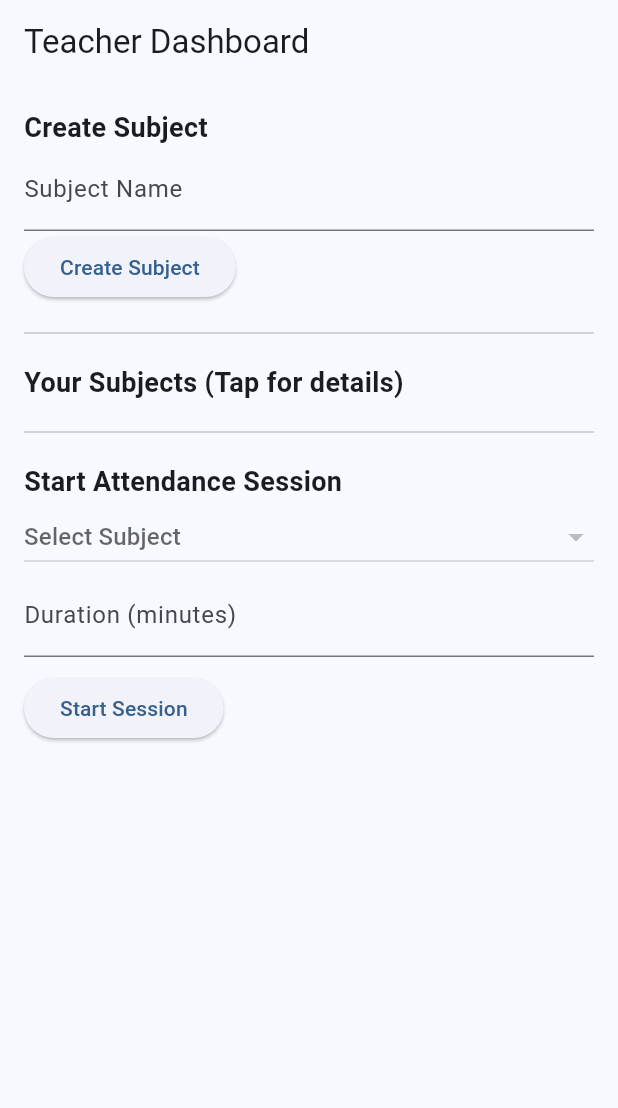
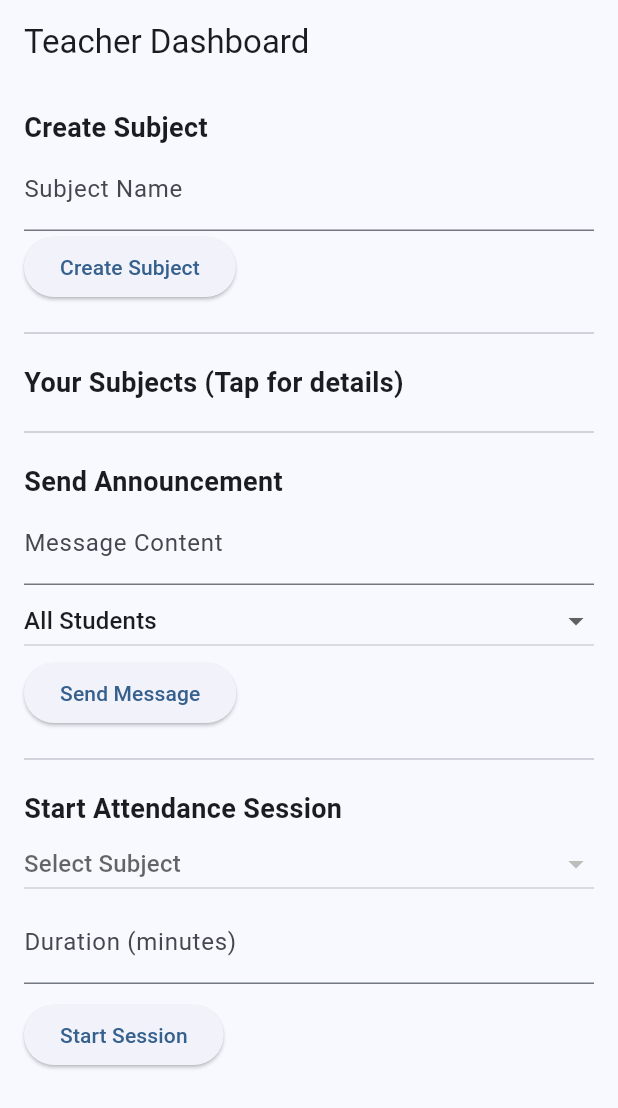
Before and after one commit to ohnogaurav/EduTrack, a Flutter app: the TeacherDashboard screen opened directly, on a phone screen of 412 x 824 dp. Shown: the top 1108 px of the screen. Run offline on Flutter 3.47's test engine with Material 3 defaults, Android fonts, the phone set to English and light mode, and no system bars; our stand-ins replace camera, cloud_firestore, firebase_auth, firebase_core, geolocator; missing offline and left inert: google_mlkit_face_detection, smart_liveliness_detection; accounts and stored records are empty.

Commit message:
implemented message system, everything is working fine

```diff
--- a/lib/features/teacher/teacher_dashboard.dart
+++ b/lib/features/teacher/teacher_dashboard.dart
@@ -14,9 +14,14 @@ class _TeacherDashboardState extends State<TeacherDashboard> {
   final FirestoreService _firestoreService = FirestoreService();
   final TextEditingController _subjectController = TextEditingController();
   final TextEditingController _durationController = TextEditingController();
+  final TextEditingController _messageController = TextEditingController();
 
   List<Map<String, dynamic>> _mySubjects = [];
+  List<Map<String, dynamic>> _allStudents = [];
   String? _selectedSubjectId;
+  String _targetType = "all";
+  String? _targetStudentId;
+  String? _targetSubjectId;
 
   @override
   void initState() {
@@ -28,8 +33,10 @@ class _TeacherDashboardState extends State<TeacherDashboard> {
     final user = FirebaseAuth.instance.currentUser;
     if (user != null) {
       final subjects = await _firestoreService.getSubjectsByTeacher(user.uid);
+      final students = await _firestoreService.getAllStudents();
       setState(() {
         _mySubjects = subjects;
+        _allStudents = students;
         if (_selectedSubjectId != null && !_mySubjects.any((s) => s['id'] == _selectedSubjectId)) {
           _selectedSubjectId = null;
         }
@@ -41,6 +48,33 @@ class _TeacherDashboardState extends State<TeacherDashboard> {
     ScaffoldMessenger.of(context).showSnackBar(
       SnackBar(content: Text(message)),
     );
+  }
+
+  Future<void> _sendMessage() async {
+    final user = FirebaseAuth.instance.currentUser;
+    if (user == null) return;
+
+    if (_messageController.text.trim().isEmpty) {
+      _showSnackBar("Please enter a message");
+      return;
+    }
+
+    List<String> targetIds = [];
+    if (_targetType == "student" && _targetStudentId != null) {
+      targetIds = [_targetStudentId!];
+    } else if (_targetType == "subject" && _targetSubjectId != null) {
+      targetIds = [_targetSubjectId!];
+    }
+
+    await _firestoreService.sendMessage(
+      senderId: user.uid,
+      targetType: _targetType,
+      targetIds: targetIds,
+      message: _messageController.text.trim(),
+    );
+
+    _messageController.clear();
+    _showSnackBar("Message Sent");
   }
 
   Future<void> _confirmAction(String title, String content, VoidCallback onConfirm) async {
@@ -123,6 +157,43 @@ class _TeacherDashboardState extends State<TeacherDashboard> {
             }),
 
             const Divider(height: 40),
+            const Text('Send Announcement', style: TextStyle(fontSize: 18, fontWeight: FontWeight.bold)),
+            TextField(
+              controller: _messageController,
+              decoration: const InputDecoration(labelText: 'Message Content'),
+            ),
+            DropdownButton<String>(
+              isExpanded: true,
+              value: _targetType,
+              items: const [
+                DropdownMenuItem(value: "all", child: Text("All Students")),
+                DropdownMenuItem(value: "subject", child: Text("Enrolled in Subject")),
+                DropdownMenuItem(value: "student", child: Text("Specific Student")),
+              ],
+              onChanged: (val) => setState(() => _targetType = val!),
+            ),
+            if (_targetType == "subject")
+              DropdownButton<String>(
+                isExpanded: true,
+                hint: const Text("Select Subject"),
+                value: _targetSubjectId,
+                items: _mySubjects.map((s) => DropdownMenuItem(value: s['id'] as String, child: Text(s['name']))).toList(),
+                onChanged: (val) => setState(() => _targetSubjectId = val),
+              ),
+            if (_targetType == "student")
+              DropdownButton<String>(
+                isExpanded: true,
+                hint: const Text("Select Student"),
+                value: _targetStudentId,
+                items: _allStudents.map((s) => DropdownMenuItem(value: s['id'] as String, child: Text(s['name']))).toList(),
+                onChanged: (val) => setState(() => _targetStudentId = val),
+              ),
+            ElevatedButton(
+              onPressed: _sendMessage,
+              child: const Text("Send Message"),
+            ),
+
+            const Divider(height: 40),
             const Text('Start Attendance Session', style: TextStyle(fontSize: 18, fontWeight: FontWeight.bold)),
             DropdownButton<String>(
               isExpanded: true,
@@ -174,6 +245,7 @@ class _TeacherDashboardState extends State<TeacherDashboard> {
   void dispose() {
     _subjectController.dispose();
     _durationController.dispose();
+    _messageController.dispose();
     super.dispose();
   }
 }
```
Also changed, not shown: lib/features/student/inbox_screen.dart (added, +70 -0 lines), lib/features/student/student_dashboard.dart (+6 -9 lines), lib/services/firestore_service.dart (+69 -2 lines).
